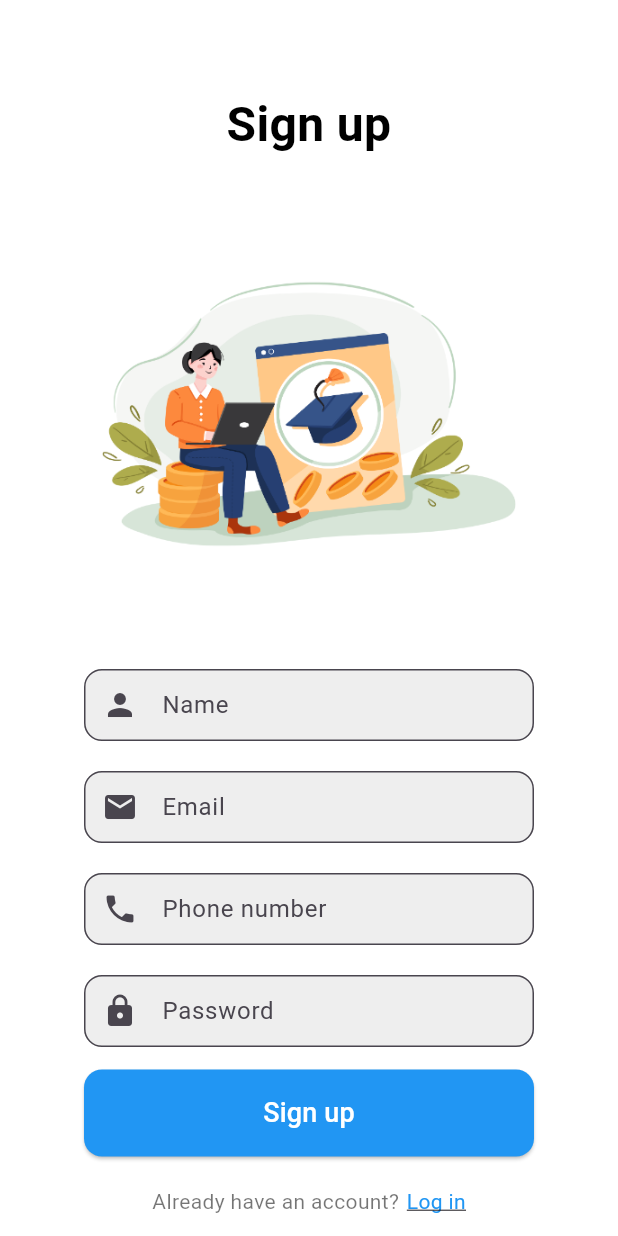
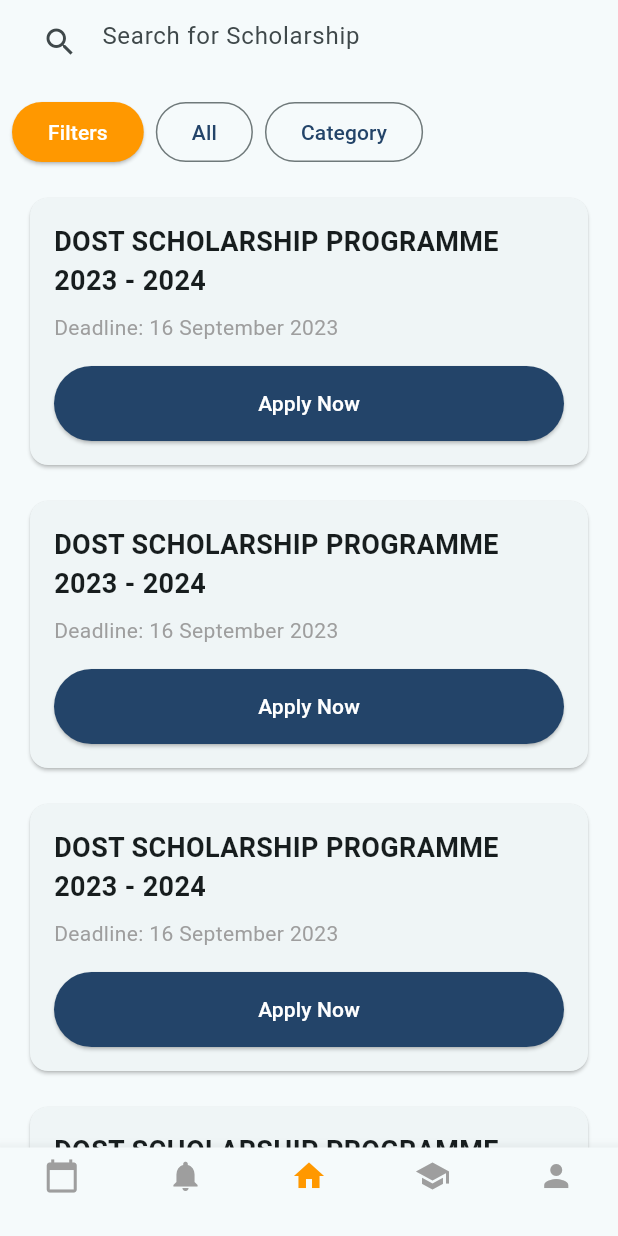
Before and after one commit to EiduLuise/cc206-scholarship_application, a Flutter app: the screen it shows after launch, on a phone screen of 412 x 824 dp. Run offline on Flutter 3.47's test engine with Material 3 defaults, Android fonts, the phone set to English and light mode, and no system bars.

Commit message:
Home Page

```diff
--- /dev/null
+++ b/cc206_scholarship_application/lib/features/HomeScreen.dart
@@ -0,0 +1,139 @@
+import 'package:flutter/material.dart';
+
+void main() {
+  runApp(MyApp());
+}
+
+class MyApp extends StatelessWidget {
+  @override
+  Widget build(BuildContext context) {
+    return MaterialApp(
+      title: 'Scholarship App',
+      theme: ThemeData(
+        primarySwatch: Colors.blue,
+      ),
+      home: HomeScreen(),
+    );
+  }
+}
+
+class HomeScreen extends StatelessWidget {
+  @override
+  Widget build(BuildContext context) {
+    return Scaffold(
+      appBar: AppBar(
+        title: const TextField(
+          decoration: InputDecoration(
+            hintText: 'Search for Scholarship',
+            border: InputBorder.none,
+            prefixIcon: Icon(Icons.search),
+          ),
+        ),
+      ),
+      body: Column(
+        children: [
+          // Filter Row
+          Padding(
+            padding: const EdgeInsets.all(8.0),
+            child: Row(
+              mainAxisAlignment: MainAxisAlignment.start,
+              children: [
+                ElevatedButton(
+                  onPressed: () {},
+                  style: ElevatedButton.styleFrom(
+                    backgroundColor: Colors.orange,
+                  ),
+                  child: const Text('Filters',
+                  style: TextStyle(color: Colors.white),
+                  ),
+                ),
+                const SizedBox(width: 8),
+                OutlinedButton(
+                  onPressed: () {},
+                  child: const Text('All',
+                  style: TextStyle(color: Color(0xFF234469)),
+                  ),
+                ),
+                const SizedBox(width: 8),
+                OutlinedButton(
+                  onPressed: () {},
+                  child: const Text('Category',
+                  style: TextStyle(color: Color(0xFF234469)),
+                  ),
+                ),
+              ],
+            ),
+          ),
+          Expanded(
+            child: ListView.builder(
+              itemCount: 7,
+              itemBuilder: (context, index) {
+                return Padding(
+                  padding: const EdgeInsets.symmetric(horizontal: 16.0, vertical: 8.0),
+                  child: Card(
+                    child: Padding(
+                      padding: const EdgeInsets.all(16.0),
+                      child: Column(
+                        crossAxisAlignment: CrossAxisAlignment.start,
+                        children: [
+                          const Text(
+                            'DOST SCHOLARSHIP PROGRAMME\n2023 - 2024',
+                            style: TextStyle(
+                              fontSize: 18,
+                              fontWeight: FontWeight.bold,
+                            ),
+                          ),
+                          const SizedBox(height: 8),
+                          const Text(
+                            'Deadline: 16 September 2023',
+                            style: TextStyle(color: Colors.grey),
+                          ),
+                          const SizedBox(height: 16),
+                          ElevatedButton(
+                            onPressed: () {},
+                            style: ElevatedButton.styleFrom(
+                              minimumSize: Size(double.infinity, 50),
+                              backgroundColor: Color(0xFF234469),
+                            ),
+                            child: const Text('Apply Now',
+                            style: TextStyle(color: Colors.white),
+                            ),
+                          ),
+                        ],
+                      ),
+                    ),
+                  ),
+                );
+              },
+            ),
+          ),
+          BottomNavigationBar(
+            type: BottomNavigationBarType.fixed,
+            items: const [
+              BottomNavigationBarItem(
+                icon: Icon(Icons.calendar_today, color: Colors.grey),
+                label: '',
+              ),
+              BottomNavigationBarItem(
+                icon: Icon(Icons.notifications, color: Colors.grey),
+                label: '',
+              ),
+              BottomNavigationBarItem(
+                icon: Icon(Icons.home, color: Colors.orange),
+                label: '',
+              ),
+              BottomNavigationBarItem(
+                icon: Icon(Icons.school, color: Colors.grey),
+                label: '',
+              ),
+              BottomNavigationBarItem(
+                icon: Icon(Icons.person, color: Colors.grey),
+                label: '',
+              ),
+            ],
+          ),
+        ],
+      ),
+    );
+  }
+}
--- a/cc206_scholarship_application/lib/features/SignUpPage.dart
+++ /dev/null
@@ -1,220 +0,0 @@
-import 'package:flutter/material.dart';
-
-final _formKey = GlobalKey<FormState>();
-
-void main() {
-  runApp(const MyApp());
-}
-
-class MyApp extends StatelessWidget {
-  const MyApp({super.key});
-
-  @override
-  Widget build(BuildContext context) {
-    return MaterialApp(
-      title: 'Sign Up Page',
-      theme: ThemeData(
-        primarySwatch: Colors.blue,
-      ),
-      home: const SignUpPage(),
-    );
-  }
-}
-
-class SignUpPage extends StatefulWidget {
-  const SignUpPage({super.key});
-
-  @override
-  _SignUpPageState createState() => _SignUpPageState();
-}
-
-class _SignUpPageState extends State<SignUpPage> {
-  // Email validation function
-  String? validateEmail(String? email) {
-    RegExp emailRegex = RegExp(r'^[\w\.-]+@[\w-]+\.\w{2,}(\.\w{2,})?$');
-    final isEmailValid = emailRegex.hasMatch(email ?? '');
-    if (!isEmailValid) {
-      return 'Please enter a valid email';
-    }
-    return null;
-  }
-
-   String? validatePhoneNumber(String? phoneNumber) {
-    RegExp phoneRegex = RegExp(r'^\+?[0-9]{10,15}$');
-    final isPhoneValid = phoneRegex.hasMatch(phoneNumber ?? '');
-    if (!isPhoneValid) {
-      return 'Please enter a valid phone number';
-    }
-    return null;
-  }
-
-  @override
-  Widget build(BuildContext context) {
-    return Scaffold(
-      backgroundColor: Colors.white,
-      body: SingleChildScrollView(
-        child: Padding(
-          padding: const EdgeInsets.symmetric(horizontal: 24.0, vertical: 60.0),
-          child: Form(
-            key: _formKey,
-            child: Column(
-              crossAxisAlignment: CrossAxisAlignment.center,
-              children: [
-                const Text(
-                  'Sign up',
-                  style: TextStyle(
-                    fontSize: 32,
-                    fontWeight: FontWeight.bold,
-                    color: Colors.black,
-                  ),
-                  textAlign: TextAlign.center,
-                ),
-                const SizedBox(height: 20),
-
-                Image.asset('assets/images/scholarship.png',
-                  height: 300,),
-                const SizedBox(height: 20),
-
-                SizedBox(
-                  width: 300,
-                  child: TextFormField(
-                    decoration: InputDecoration(
-                      labelText: 'Name',
-                      prefixIcon: const Icon(Icons.person),
-                      contentPadding: const EdgeInsets.symmetric(vertical: 8.0),
-                      border: OutlineInputBorder(
-                        borderRadius: BorderRadius.circular(12),
-                      ),
-                      filled: true,
-                      fillColor: Colors.grey[200],
-                    ),
-                  ),
-                ),
-                const SizedBox(height: 20),
-
-                SizedBox(
-                  width: 300,
-                  child: TextFormField(
-                    decoration: InputDecoration(
-                      labelText: 'Email',
-                      prefixIcon: const Icon(Icons.email),
-                      contentPadding: const EdgeInsets.symmetric(vertical: 8.0),
-                      border: OutlineInputBorder(
-                        borderRadius: BorderRadius.circular(12),
-                      ),
-                      filled: true,
-                      fillColor: Colors.grey[200],
-                    ),
-                    validator: validateEmail,
-                  ),
-                ),
-                const SizedBox(height: 20),
-
-                SizedBox(
-                  width: 300,
-                  child: TextFormField(
-                    decoration: InputDecoration(
-                      labelText: 'Phone number',
-                      prefixIcon: const Icon(Icons.phone),
-                      contentPadding: const EdgeInsets.symmetric(vertical: 8.0),
-                      border: OutlineInputBorder(
-                        borderRadius: BorderRadius.circular(12),
-                      ),
-                      filled: true,
-                      fillColor: Colors.grey[200],
-                    ),
-                    validator: validatePhoneNumber,
-                  ),
-                ),
-                const SizedBox(height: 20),
-
-                SizedBox(
-                  width: 300,
-                  child: TextFormField(
-                    obscureText: true,
-                    decoration: InputDecoration(
-                      labelText: 'Password',
-                      prefixIcon: const Icon(Icons.lock),
-                      contentPadding: const EdgeInsets.symmetric(vertical: 8.0),
-                      border: OutlineInputBorder(
-                        borderRadius: BorderRadius.circular(12),
-                      ),
-                      filled: true,
-                      fillColor: Colors.grey[200],
-                    ),
-                  ),
-                ),
-                const SizedBox(height: 10),
-
-                const SizedBox(height:5),
-
-                SizedBox(
-                  width: 300,
-                  child: ElevatedButton(
-                    onPressed: () {
-                      _formKey.currentState!.validate();
-                      showDialog(
-                        context: context,
-                        builder: (context) => AlertDialog(
-                          actions: [
-                            TextButton(
-                                onPressed: () {
-                                  Navigator.of(context).pop();
-                                },
-                                child: const Text('Continue')),
-                          ],
-                          title: const Text('GrantEd'),
-                          contentPadding: const EdgeInsets.all(20.0),
-                          content: const Text('Press Continue to Login'),
-                        ),
-                      );
-                    },
-                    style: ElevatedButton.styleFrom(
-                      padding: const EdgeInsets.symmetric(vertical: 16),
-                      shape: RoundedRectangleBorder(
-                        borderRadius: BorderRadius.circular(12),
-                      ),
-                      backgroundColor: Colors.blue,
-                    ),
-                    child: const Center(
-                      child: Text(
-                        'Sign up',
-                        style: TextStyle(
-                          fontSize: 18,
-                          color: Colors.white,
-                        ),
-                      ),
-                    ),
-                  ),
-                ),
-                const SizedBox(height: 20),
-
-                Row(
-                  mainAxisAlignment: MainAxisAlignment.center,
-                  children: [
-                    const Text(
-                      "Already have an account?",
-                      style: TextStyle(color: Colors.black54),
-                    ),
-                    const SizedBox(width: 5),
-                    GestureDetector(
-                      onTap: () {
-                      },
-                      child: const Text(
-                        "Log in",
-                        style: TextStyle(
-                          color: Colors.blue,
-                          decoration: TextDecoration.underline,
-                        ),
-                      ),
-                    ),
-                  ],
-                ),
-              ],
-            ),
-          ),
-        ),
-      ),
-    );
-  }
-}
--- a/cc206_scholarship_application/lib/main.dart
+++ b/cc206_scholarship_application/lib/main.dart
@@ -1,4 +1,5 @@
 import 'package:cc206_scholarship_application/features/SignUpPage.dart';
+import 'package:cc206_scholarship_application/features/HomeScreen.dart';
 import 'package:flutter/material.dart';
 
 void main() {
@@ -29,10 +30,10 @@
         //
         // This works for code too, not just values: Most code changes can be
         // tested with just a hot reload.
-        colorScheme: ColorScheme.fromSeed(seedColor: Colors.deepPurple),
+        colorScheme: ColorScheme.fromSeed(seedColor: Colors.white),
         useMaterial3: true,
       ),
-      home: const SignUpPage(),
+      home: HomeScreen(),
     );
   }
 }
```
